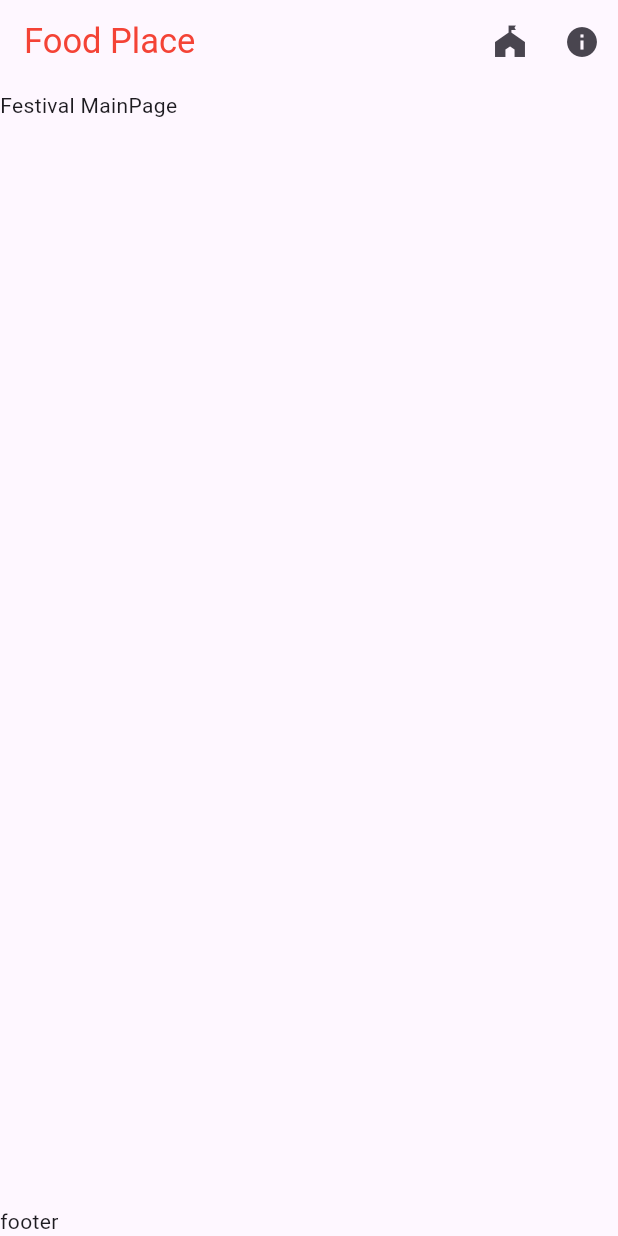
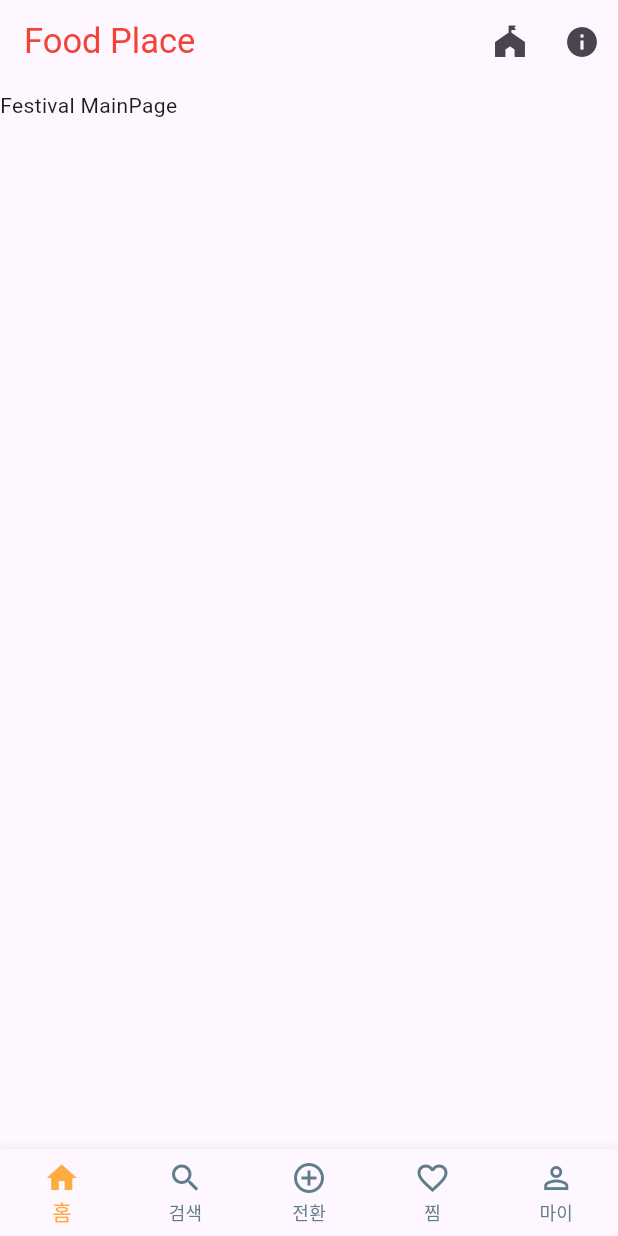
Before and after one commit to kimakuma/SIDE-ordner_FE, a Flutter app: the screen it shows after launch, on a phone screen of 412 x 824 dp. Run offline on Flutter 3.47's test engine with Material 3 defaults, Android fonts, the phone set to English and light mode, and no system bars; missing offline and left inert: mysql_client; statements that could not run were skipped.

Commit message:
구조 변경 및 Footer-NavBar 적용

```diff
--- a/lib/components/footer.dart
+++ b/lib/components/footer.dart
@@ -1,27 +1,43 @@
-import 'package:flutter/cupertino.dart';
 import 'package:flutter/material.dart';
+import 'package:provider/provider.dart';
 
-class Footer extends StatelessWidget {
-  @override
-  Widget build(BuildContext context) {
-    return Text('footer');
+class selectedPage with ChangeNotifier {
+  int _currentIndex = 0;
+  int get selectedPageIndex => _currentIndex;
+
+  void _onTap(int index) {
+    _currentIndex = index;
+
+    notifyListeners();
   }
 }
 
-// class Footer extends StatelessWidget implements PreferredSizeWidget {
-//   // const HeaderMain({super.key});
+class Footer extends StatefulWidget {
+  @override
+  State<Footer> createState() => _FooterState();
+}
 
-//   final double header_height = 60;
+class _FooterState extends State<Footer> {
 
-//   @override
-//   Widget build(BuildContext context) {
-//     return const PreferredSize(
-//       preferredSize: Size.fromHeight(100),
-//       child: Text("footer")
-//     );
-//   }
+  final List<BottomNavigationBarItem> footerItems = [
+    BottomNavigationBarItem(icon: Icon(Icons.home_outlined), activeIcon: Icon(Icons.home), label: '홈'),
+    BottomNavigationBarItem(icon: Icon(Icons.search_outlined), activeIcon: Icon(Icons.search), label: '검색'),
+    BottomNavigationBarItem(icon: Icon(Icons.add_circle_outline), activeIcon: Icon(Icons.add_circle), label: '전환'),
+    BottomNavigationBarItem(icon: Icon(Icons.favorite_outline), activeIcon: Icon(Icons.favorite), label: '찜'),
+    BottomNavigationBarItem(icon: Icon(Icons.person_outline), activeIcon: Icon(Icons.person), label: '마이'),
+  ];
 
-//   // preferredSize 설정
-//   @override
-//   Size get preferredSize => Size.fromHeight(header_height);
-// }
+  @override
+  Widget build(BuildContext context) {
+    return BottomNavigationBar(
+      fixedColor: Colors.orangeAccent,
+      unselectedItemColor: Colors.blueGrey,
+      showSelectedLabels: true,
+      showUnselectedLabels: true,
+      type: BottomNavigationBarType.fixed,
+      items: footerItems,
+      currentIndex: context.read<selectedPage>()._currentIndex,
+      onTap: context.read<selectedPage>()._onTap,
+    );
+  }
+}
--- a/lib/main.dart
+++ b/lib/main.dart
@@ -1,13 +1,26 @@
 import 'package:flutter/material.dart';
+import 'package:provider/provider.dart';
 import 'package:foodplace/services/mysqlConnector.dart';
 import 'package:foodplace/components/header.dart';
 import 'package:foodplace/components/footer.dart';
+// import 'package:foodplace/screens/odrner/mainPage.dart';
 import 'package:foodplace/screens/odrner/mainPage.dart';
+import 'package:foodplace/screens/mypage/myPage.dart';
 
 void main() {
   dbConnector();
 
-  runApp(const MyApp(false));
+  runApp(
+    MultiProvider(
+      providers: [
+        // Login State
+        ChangeNotifierProvider(create: (_) => login()),
+        // Footer - NavBar
+        ChangeNotifierProvider(create: (_) => selectedPage()),
+      ],
+      child: MyApp(false)
+    ),
+  );
 }
 
 class MyApp extends StatefulWidget {
@@ -19,6 +32,15 @@ class MyApp extends StatefulWidget {
 }
 
 class _MyAppState extends State<MyApp> {
+
+  final List<Widget> _navPage = [
+    MainPage(),
+    MainPage(),
+    MainPage(),
+    MainPage(),
+    MyPage(),
+  ];
+
   @override
   Widget build(BuildContext context) {
     return MaterialApp(
@@ -26,7 +48,13 @@ class _MyAppState extends State<MyApp> {
       title: 'Food Place',
       home: Scaffold(
         appBar: Header(widget.isLogin),
-        body: MainPage(),
+        body: ChangeNotifierProvider(
+          create: (BuildContext context) => selectedPage(),
+          child: IndexedStack(
+            index: context.watch<selectedPage>().selectedPageIndex,
+            children: _navPage,
+          )
+        ),
         bottomNavigationBar: Footer()
       ),
     );
--- a/pubspec.yaml
+++ b/pubspec.yaml
@@ -38,6 +38,7 @@ dependencies:
   shared_preferences: ^2.1.0 # 공유저장소 사용을 하기 위함(자동 로그인)
   crypto: ^3.0.3 # 정보 암호화를 위함 (사용자 비밀번호 암호화)
   cupertino_icons: ^1.0.2 # iOS 스타일의 위젯 사용을 위함
+  flutter_provider: ^2.1.0
 
   # The following adds the Cupertino Icons font to your application.
   # Use with the CupertinoIcons class for iOS style icons.
```
Also changed, not shown: lib/components/headerNfooter.dart (deleted, +0 -115 lines), pubspec.lock.
